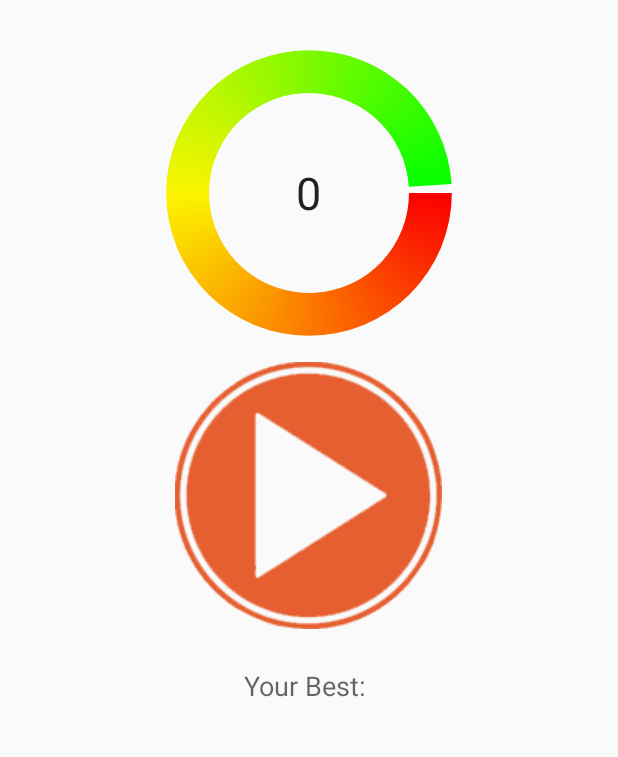
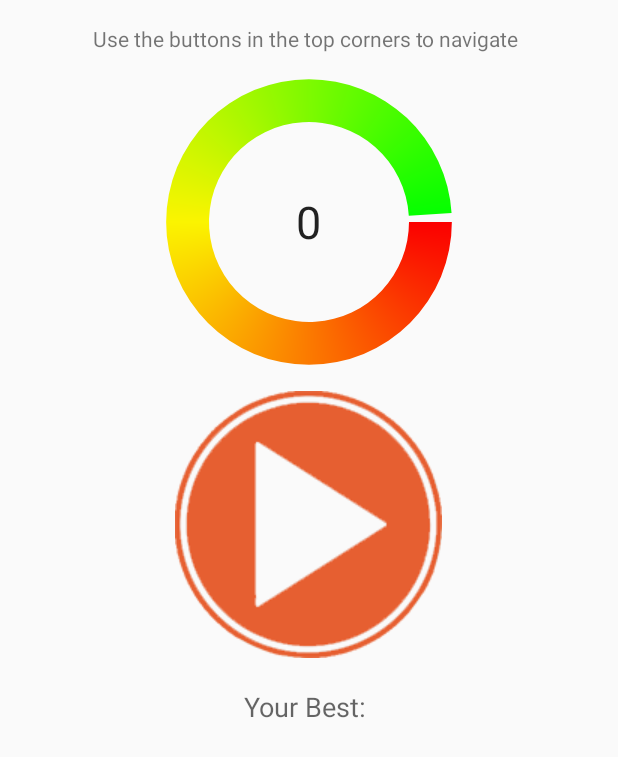
Before and after one commit to N8Stewart/ChuckMyPhone, an Android app: the layout content_compete.xml on its own in the app's theme, with its tools: preview values and no code run, on a phone screen of 412 x 824 dp. Shown: the top 757 px of the screen. Run offline under Robolectric (Android 15) with nearby library versions, the phone set to English and light mode, and no system bars.

Commit message:
Added a tip to help navigate on compete pages
that tip is hidden when user turns off tutorial messages

```diff
--- a/ChuckMyPhone/app/build.gradle
+++ b/ChuckMyPhone/app/build.gradle
@@ -14,8 +14,8 @@ android {
         applicationId "com.ohiostate.chuckmyphone.chuckmyphone"
         minSdkVersion 15
         targetSdkVersion 23
-        versionCode 34
-        versionName "2.1"
+        versionCode 38
+        versionName "2.1.4"
     }
     buildTypes {
         release {
--- a/ChuckMyPhone/app/src/main/res/layout/content_compete.xml
+++ b/ChuckMyPhone/app/src/main/res/layout/content_compete.xml
@@ -12,6 +12,13 @@
     tools:context=".CompeteChuckFragment"
     android:id="@+id/compete_linear_layout"
     android:orientation="vertical">
+
+    <TextView
+        android:layout_width="wrap_content"
+        android:layout_height="wrap_content"
+        android:text="Use the buttons in the top corners to navigate "
+        android:id="@+id/compete_navigation_tip_textview"
+        android:layout_gravity="center"/>
 
     <RelativeLayout
         android:id="@+id/compete_top_relative_layout"
@@ -40,6 +47,7 @@
             android:text="0"
             android:textAppearance="?android:attr/textAppearanceLarge"
             android:textSize="30sp" />
+
     </RelativeLayout>
 
     <ImageButton
@@ -47,7 +55,7 @@
         android:layout_width="wrap_content"
         android:layout_height="wrap_content"
         android:layout_gravity="center"
-        android:layout_marginBottom="25dp"
+        android:layout_marginBottom="20dp"
         android:background="@android:color/transparent"
         android:src="@drawable/compete_play" />
 
```
Also changed, not shown: ChuckMyPhone/app/src/main/java/com/ohiostate/chuckmyphone/chuckmyphone/CompeteFragment.java (+34 -0 lines).
